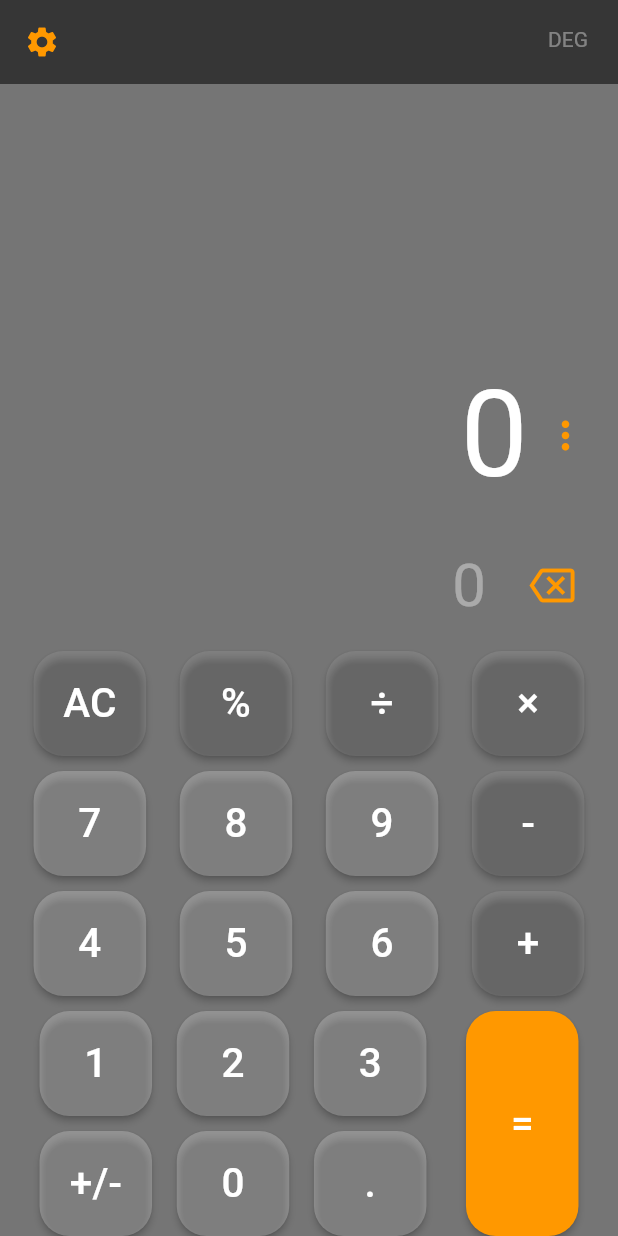
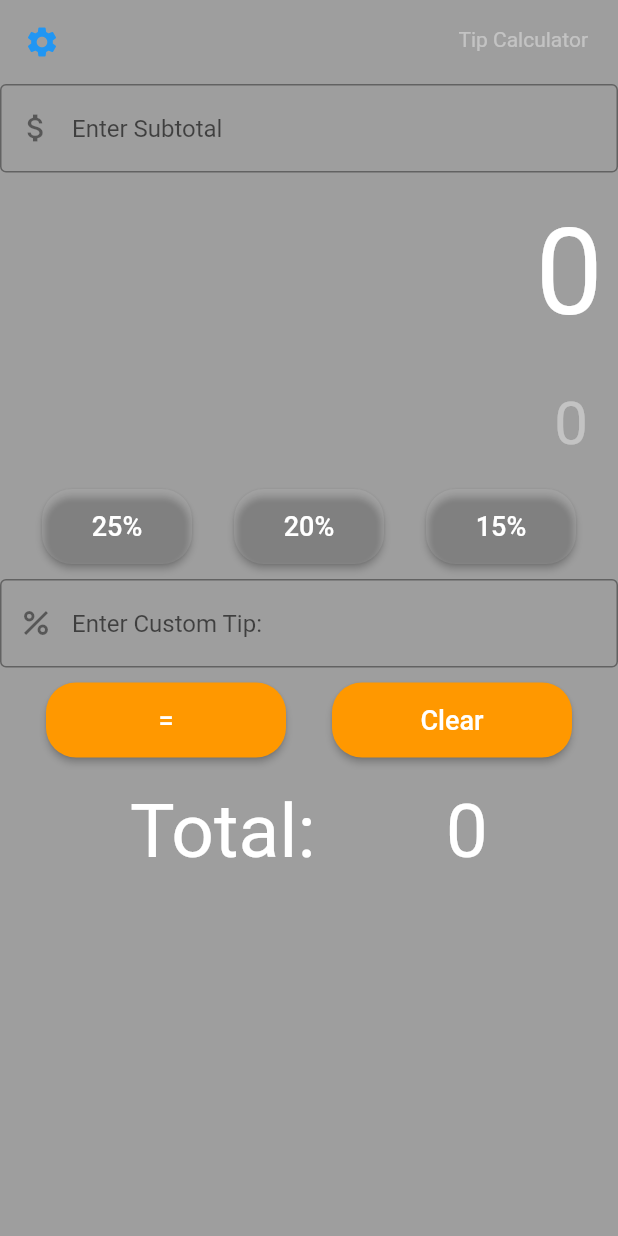
Before and after one commit to Bronx-Science/project-special-calculator-tiptop-tally, a Flutter app: the screen it shows after launch, on a phone screen of 412 x 824 dp. Run offline on Flutter 3.47's test engine with Material 2 defaults, Android fonts, the phone set to English and light mode, and no system bars; our stand-ins replace math_expressions.

Commit message:
TipTop Tally

```diff
--- a/lib/calcButton.dart
+++ b/lib/calcButton.dart
@@ -3,8 +3,8 @@ import 'package:flutter/material.dart';
 Widget calcButton(
     String buttonText, Color buttonColor, void Function()? buttonPressed) {
   return Container(
-    width: 75,
-    height: buttonText == '=' ? 150 : 70,
+    width: !buttonText.contains('%') ? 160:100,
+    height: 50,
     padding: const EdgeInsets.all(0),
     child: ElevatedButton(
       onPressed: buttonPressed,
@@ -13,7 +13,7 @@ Widget calcButton(
               borderRadius:BorderRadius.all(Radius.circular(20))),
           backgroundColor: buttonColor),
       child: Text(buttonText,
-        style: const TextStyle(fontSize: 27, color: Colors.white),
+        style: const TextStyle(fontSize: 18, color: Colors.white),
       ),
     ),
   );
--- a/lib/calculator_view.dart
+++ b/lib/calculator_view.dart
@@ -2,6 +2,25 @@ import 'package:flutter/material.dart';
 import 'package:calculator_app/calcButton.dart';
 import 'package:math_expressions/math_expressions.dart';
 
+/*
+need:
+option for custom tip
+
+formatting needed
+  - subtotal
+    - needs to be placed in the top
+    - contained needs to be used to thin out the box
+
+  - tip
+    - needs container to reformat
+
+  - total
+    - another container needed
+    - round the subtotal + tip to the nearest dollar
+*/
+
+
+List<Tips> tipsList = [];
 class CalculatorView extends StatefulWidget {
   const CalculatorView({super.key});
 
@@ -10,6 +29,9 @@ class CalculatorView extends StatefulWidget {
 }
 
 class _CalculatorViewState extends State<CalculatorView> {
+
+  final TextEditingController _expressionTEC = TextEditingController();
+
   String equation = "0";
   String result = "0";
   String expression = "";
@@ -17,6 +39,9 @@ class _CalculatorViewState extends State<CalculatorView> {
   double resultFontSize = 48.0;
   buttonPressed(String buttonText) {
     // used to check if the result contains a decimal
+    if (buttonText == 'Custom') {
+
+    }
     String doesContainDecimal(dynamic result) {
       if (result.toString().contains('.')) {
         List<String> splitDecimal = result.toString().split('.');
@@ -28,30 +53,16 @@ class _CalculatorViewState extends State<CalculatorView> {
     }
 
     setState(() {
-      if (buttonText == "AC") {
-        equation = "0";
-        result = "0";
-      } else if (buttonText == "⌫") {
-        equation = equation.substring(0, equation.length - 1);
-        if (equation == "") {
-          equation = "0";
-        }
-      } else if (buttonText == "+/-") {
-        if (equation[0] != '-') {
-          equation = '-$equation';
-        } else {
-          equation = equation.substring(1);
-        }
-      } else if (buttonText == "=") {
-        expression = equation;
-        expression = expression.replaceAll('×', '*');
-        expression = expression.replaceAll('÷', '/');
-        expression = expression.replaceAll('%', '%');
+      if (buttonText.contains('=')) {
+        var _exp = _expressionTEC.text;
+        expression = _exp + equation;
+        expression = expression.replaceAll('15%', '*0.15');
+        expression = expression.replaceAll('20%', '*0.2');
+        expression = expression.replaceAll('25%', '*0.25');
 
         try {
           Parser p = Parser();
           Expression exp = p.parse(expression);
-
           ContextModel cm = ContextModel();
           result = '${exp.evaluate(EvaluationType.REAL, cm)}';
           if (expression.contains('%')) {
@@ -60,6 +71,11 @@ class _CalculatorViewState extends State<CalculatorView> {
         } catch (e) {
           result = "Error";
         }
+        // add information into drawer for the history
+        Tips temp = Tips(_exp, equation, result);
+        tipsList.add(temp);
+        equation = '0';
+
       } else {
         if (equation == "0") {
           equation = buttonText;
@@ -67,29 +83,77 @@ class _CalculatorViewState extends State<CalculatorView> {
           equation = equation + buttonText;
         }
       }
+
     });
   }
 
   @override
   Widget build(BuildContext context) {
+
+    final scaffoldKey = GlobalKey<ScaffoldState>();
+
     return Scaffold(
-      backgroundColor: Colors.black54,
+      key: scaffoldKey,
+      backgroundColor: Colors.grey,
       appBar: AppBar(
         elevation: 0,
-        backgroundColor: Colors.black54,
-        leading: const Icon(Icons.settings, color: Colors.orange),
+        backgroundColor: Colors.grey,
+        leading: IconButton(
+          icon: const Icon(Icons.settings, color: Colors.blue),
+          onPressed: () {
+            if (scaffoldKey.currentState!.isDrawerOpen) {
+              scaffoldKey.currentState!.closeDrawer();
+                       //close drawer, if drawer is open
+            } else {
+              scaffoldKey.currentState!.openDrawer();
+                       //open drawer, if drawer is closed
+            }
+          },
+        ),
         actions: const [
           Padding(
             padding: EdgeInsets.only(top: 18.0),
-            child: Text('DEG',style: TextStyle(color: Colors.white38)),
+            child: Text('Tip Calculator',style: TextStyle(color: Colors.white38)),
             ),
             SizedBox(width: 20),
         ],
       ),
+      drawer: Drawer (
+        child: ListView(
+          children: [
+            ListTile(
+              title: const Text ('Tip History'),
+              onTap: () {},
+            ),
+            Container (
+              height: double.maxFinite,
+              child: ListView.builder(
+                itemCount: tipsList.length,
+                itemBuilder: (context, i) {
+                  return  ListTile (
+                    title: Text(tipsList[i].toString())
+                  );
+                }
+              )
+            )
+          ]
+        )
+      ),
       body: SafeArea(
         child: Column(
-          mainAxisAlignment: MainAxisAlignment.end,
+          mainAxisAlignment: MainAxisAlignment.start,
           children: [
+            TextField(
+              controller: _expressionTEC,
+              keyboardType: const TextInputType.numberWithOptions(decimal: true), // need to parse information from this
+              scrollPadding: const EdgeInsets.all(0),
+              decoration:
+                const InputDecoration(
+                  prefixIcon: Icon(Icons.attach_money_outlined),
+                  hintText: 'Enter Subtotal',
+                  border: OutlineInputBorder(),
+                ),
+            ),
             Align(
               alignment: Alignment.bottomRight,
               child: SingleChildScrollView(
@@ -97,18 +161,16 @@ class _CalculatorViewState extends State<CalculatorView> {
                 child: Column(
                   crossAxisAlignment: CrossAxisAlignment.end,
                   children: [
+                    const SizedBox(height: 10),
                     Row(
-                      mainAxisAlignment: MainAxisAlignment.end,
-                      children: <Widget>[
+                      mainAxisAlignment: MainAxisAlignment.spaceEvenly,
+                      children: [
                         Padding(
                             padding: const EdgeInsets.all(10.0),
                             child: Text(result,
                                 textAlign: TextAlign.left,
                                 style: const TextStyle(
                                     color: Colors.white, fontSize: 80))),
-                        const Icon(Icons.more_vert,
-                            color: Colors.orange, size: 30),
-                        const SizedBox(width: 20),
                       ],
                     ),
                     Row(
@@ -122,14 +184,7 @@ class _CalculatorViewState extends State<CalculatorView> {
                                 color: Colors.white38,
                               )),
                         ),
-                        IconButton(
-                          icon: const Icon(Icons.backspace_outlined,
-                              color: Colors.orange, size: 30),
-                          onPressed: () {
-                            buttonPressed("⌫");
-                          },
-                        ),
-                        const SizedBox(width: 20),
+                        const SizedBox(height: 10),
                       ],
                     )
                   ],
@@ -139,75 +194,55 @@ class _CalculatorViewState extends State<CalculatorView> {
             Row(
               mainAxisAlignment: MainAxisAlignment.spaceEvenly,
               children: [
-                calcButton('AC', Colors.white10, () => buttonPressed('AC')),
-                calcButton('%', Colors.white10, () => buttonPressed('%')),
-                calcButton('÷', Colors.white10, () => buttonPressed('÷')),
-                calcButton("×", Colors.white10, () => buttonPressed('×')),
+                calcButton('25%', Colors.white10, () => buttonPressed('25%')),
+                calcButton('20%', Colors.white10, () => buttonPressed('20%')),
+                calcButton("15%", Colors.white10, () => buttonPressed('15%')),
+
               ],
+            ),
+            const SizedBox(height: 10),
+            TextField(
+              controller: _expressionTEC,
+              keyboardType: const TextInputType.numberWithOptions(decimal: true), // need to parse information from this
+              scrollPadding: const EdgeInsets.all(0),
+              decoration:
+                const InputDecoration(
+                  prefixIcon: Icon(Icons.percent),
+                  hintText: 'Enter Custom Tip:',
+                  border: OutlineInputBorder(),
+                ),
             ),
             const SizedBox(height:10),
             Row(
               mainAxisAlignment: MainAxisAlignment.spaceEvenly,
               children: [
-                calcButton('7', Colors.white24, () => buttonPressed('7')),
-                calcButton('8', Colors.white24, () => buttonPressed('8')),
-                calcButton('9', Colors.white24, () => buttonPressed('9')),
-                calcButton('-', Colors.white10, () => buttonPressed('-')),
+                calcButton('=', Colors.orange, () => buttonPressed('=')),
+                calcButton('Clear', Colors.orange, ()=>buttonPressed('Clear')),
               ],
             ),
-            const SizedBox(height: 10),
-            Row(
+            const SizedBox(height: 20),
+            Row (
               mainAxisAlignment: MainAxisAlignment.spaceEvenly,
               children: [
-                calcButton('4', Colors.white24, () => buttonPressed('4')),
-                calcButton('5', Colors.white24, () => buttonPressed('5')),
-                calcButton('6', Colors.white24, () => buttonPressed('6')),
-                calcButton('+', Colors.white10, () => buttonPressed('+')),
+                Container(
+                  child: Text('Total:', style: const TextStyle(color: Colors.white, fontSize: 50))
+                ),
+                Container(
+                  child: Text('0', style: const TextStyle(color: Colors.white, fontSize: 50))
+                )
               ],
-            ),
-            const SizedBox(height: 10),
-
-            Row(mainAxisAlignment: MainAxisAlignment.spaceEvenly,
-            children: [
-              Column(
-                children: [
-                  Row(
-                    children: [
-                      calcButton(
-                        '1', Colors.white24, () => buttonPressed('1')),
-                      SizedBox(
-                        width: MediaQuery.of(context).size.width * 0.04),
-                      calcButton(
-                        '2', Colors.white24, () => buttonPressed('2')),
-                      SizedBox(
-                        width: MediaQuery.of(context).size.width * 0.04),
-                      calcButton(
-                        '3', Colors.white24, () => buttonPressed('3')),
-                    ],
-                  ),
-                  const SizedBox(height: 10),
-                  Row(
-                    mainAxisAlignment: MainAxisAlignment.spaceEvenly,
-                    children: [
-                      calcButton('+/-', Colors.white24,
-                          () => buttonPressed('+/-')),
-                      SizedBox(
-                          width: MediaQuery.of(context).size.width * 0.04),
-                      calcButton(
-                          '0', Colors.white24, () => buttonPressed('0')),
-                      SizedBox(
-                          width: MediaQuery.of(context).size.width * 0.04),
-                      calcButton(
-                          '.', Colors.white24, () => buttonPressed('.')),
-                    ],
-                  ),
-                ],
-              ),
-              calcButton('=', Colors.orange, () => buttonPressed('=')),
-            ],
-          )
+            )
         ],
       ),
-    ));
+    )
+  );
   }
 }
+
+class Tips {
+  String subtotal, percentage, tip;
+
+  Tips(this.subtotal, this.percentage, this.tip);
+  String getTotal() => subtotal + tip;
+  String toString() => 'Percentage: $percentage, Tip: $tip, Subtotal: $subtotal';
+}
```
